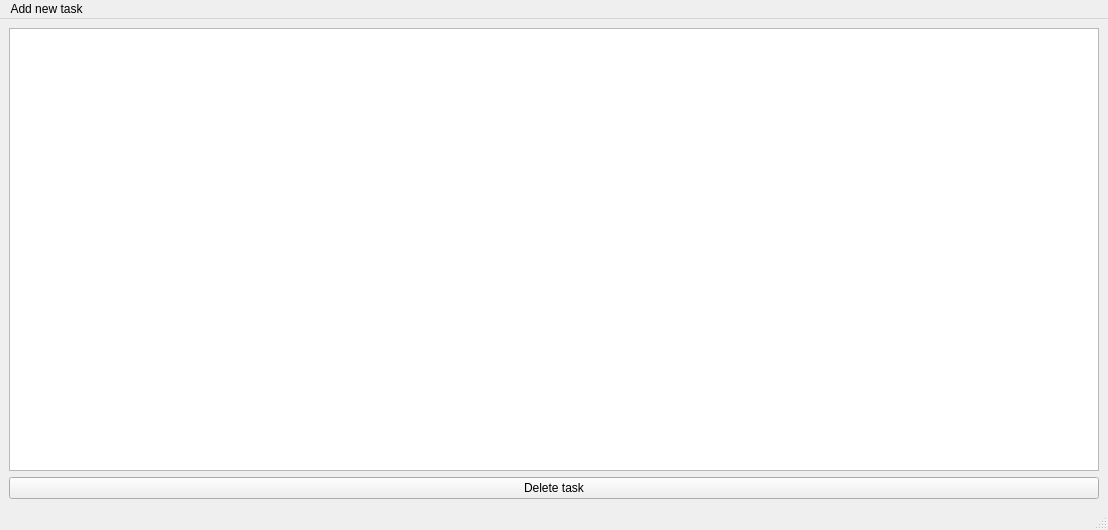
The window that design.ui (Vruchtel/images_binarisation_app) describes before a commit, drawn with Qt 5.
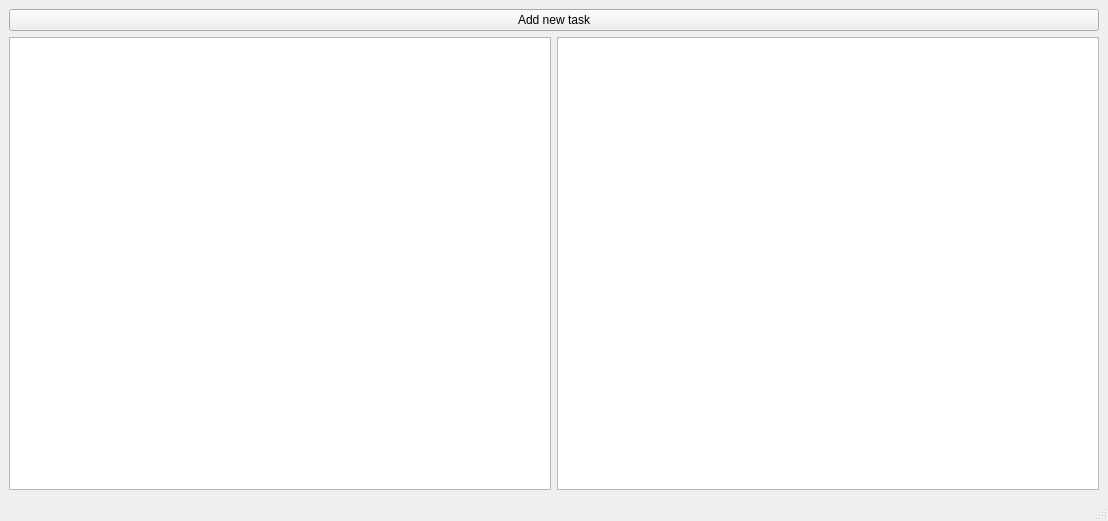
The same window after the commit.

Commit message: Add working processes and queue of tasks

```diff
--- a/design.ui
+++ b/design.ui
@@ -7,7 +7,7 @@
     <x>0</x>
     <y>0</y>
     <width>1108</width>
-    <height>530</height>
+    <height>521</height>
    </rect>
   </property>
   <property name="windowTitle">
@@ -16,37 +16,24 @@
   <widget class="QWidget" name="centralwidget">
    <layout class="QVBoxLayout" name="verticalLayout">
     <item>
-     <layout class="QHBoxLayout" name="horizontalLayout">
-      <item>
-       <widget class="QListWidget" name="listWidget"/>
-      </item>
-     </layout>
-    </item>
-    <item>
-     <widget class="QPushButton" name="deleteTaskButton">
+     <widget class="QPushButton" name="addTaskButton">
       <property name="text">
-       <string>Delete task</string>
+       <string>Add new task</string>
       </property>
      </widget>
     </item>
+    <item>
+     <layout class="QHBoxLayout" name="horizontalLayout">
+      <item>
+       <widget class="QListWidget" name="tasksListWidget"/>
+      </item>
+      <item>
+       <widget class="QListWidget" name="processListWidget"/>
+      </item>
+     </layout>
+    </item>
    </layout>
   </widget>
-  <widget class="QMenuBar" name="menubar">
-   <property name="geometry">
-    <rect>
-     <x>0</x>
-     <y>0</y>
-     <width>1108</width>
-     <height>26</height>
-    </rect>
-   </property>
-   <widget class="QMenu" name="menuAdd_new_task">
-    <property name="title">
-     <string>Add new task</string>
-    </property>
-   </widget>
-   <addaction name="menuAdd_new_task"/>
-  </widget>
   <widget class="QStatusBar" name="statusbar"/>
  </widget>
  <resources/>
```
The commit also changes 2 other files.
